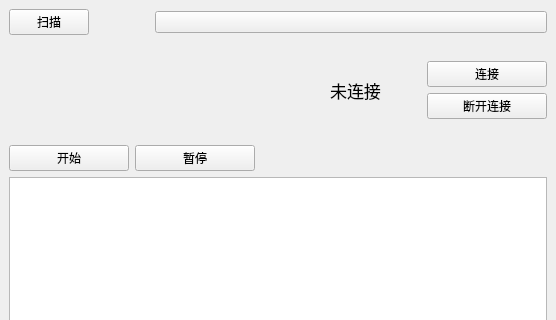
First picture: the form in UI/newui.ui, repository ACGN-Alliance/BlueArchive-Starter, before the edit; both pictures show x 0 to 556 and y 0 to 320 of the 556 by 685 pixel window.
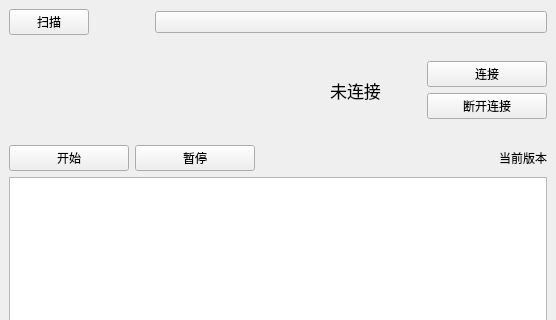
Second picture: the form after the edit. Custom widgets are drawn as their Qt base class.

The edit to the form file:
```diff
--- a/UI/newui.ui
+++ b/UI/newui.ui
@@ -293,12 +293,19 @@
         </property>
         <property name="sizeHint" stdset="0">
          <size>
-          <width>40</width>
+          <width>30</width>
           <height>20</height>
          </size>
         </property>
        </spacer>
       </item>
+      <item>
+       <widget class="QLabel" name="VersionLabel">
+        <property name="text">
+         <string>当前版本</string>
+        </property>
+       </widget>
+      </item>
      </layout>
     </item>
     <item>
```
